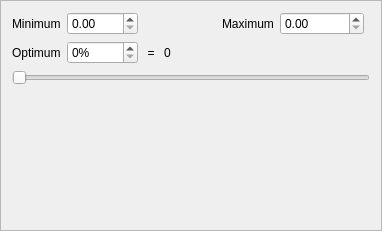
diego0020/braviz-app, file braviz/interaction/qt_guis/rational_details_frame.ui: the form before one commit.
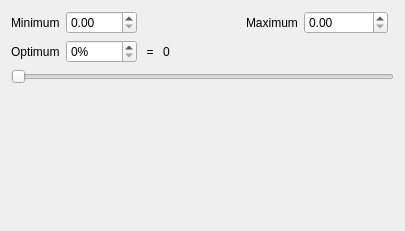
The form after the commit.

The edit to the form file:
```diff
--- a/braviz/interaction/qt_guis/rational_details_frame.ui
+++ b/braviz/interaction/qt_guis/rational_details_frame.ui
@@ -6,7 +6,7 @@
    <rect>
     <x>0</x>
     <y>0</y>
-    <width>382</width>
+    <width>405</width>
     <height>231</height>
    </rect>
   </property>
@@ -14,7 +14,7 @@
    <string>Frame</string>
   </property>
   <property name="frameShape">
-   <enum>QFrame::StyledPanel</enum>
+   <enum>QFrame::NoFrame</enum>
   </property>
   <property name="frameShadow">
    <enum>QFrame::Raised</enum>
```
